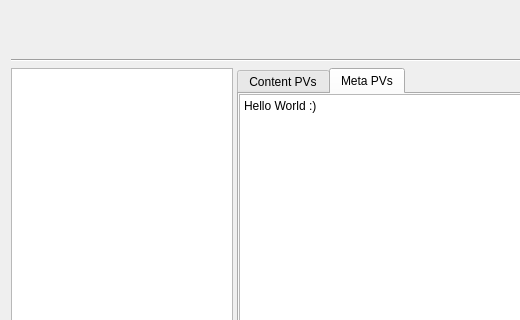
This is superscore/ui/nestable_page.ui in pcdshub/superscore as Qt 5 draws it before an edit; both pictures show x 0 to 520 and y 0 to 320 of the 924 by 660 pixel window. The edited form follows.
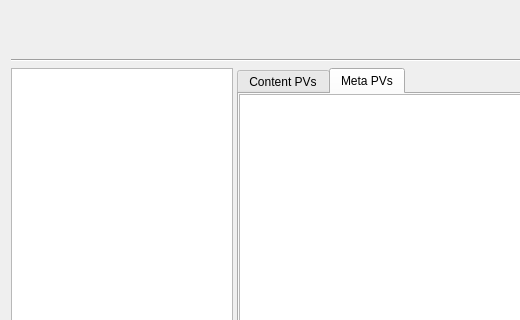
This is the edited form. The open tabs and pages were chosen to show the change. Custom widgets are drawn as their Qt base class.

Commit message: ENH: Implement meta PV table view, which inherits from existing live PV table view

```diff
--- a/superscore/ui/nestable_page.ui
+++ b/superscore/ui/nestable_page.ui
@@ -127,15 +127,7 @@
           <number>0</number>
          </property>
          <item>
-          <widget class="QTextBrowser" name="sub_meta_pv_text">
-           <property name="html">
-            <string>&lt;!DOCTYPE HTML PUBLIC &quot;-//W3C//DTD HTML 4.0//EN&quot; &quot;http://www.w3.org/TR/REC-html40/strict.dtd&quot;&gt;
-&lt;html&gt;&lt;head&gt;&lt;meta name=&quot;qrichtext&quot; content=&quot;1&quot; /&gt;&lt;style type=&quot;text/css&quot;&gt;
-p, li { white-space: pre-wrap; }
-&lt;/style&gt;&lt;/head&gt;&lt;body style=&quot; font-family:'Sans Serif'; font-size:9pt; font-weight:400; font-style:normal;&quot;&gt;
-&lt;p style=&quot; margin-top:0px; margin-bottom:0px; margin-left:0px; margin-right:0px; -qt-block-indent:0; text-indent:0px;&quot;&gt;Hello World :)&lt;/p&gt;&lt;/body&gt;&lt;/html&gt;</string>
-           </property>
-          </widget>
+          <widget class="LiveMetaPVTableView" name="sub_meta_pv_table_view"/>
          </item>
         </layout>
        </widget>
@@ -159,6 +151,11 @@
    <extends>QTableView</extends>
    <header>superscore.widgets.views</header>
   </customwidget>
+  <customwidget>
+   <class>LiveMetaPVTableView</class>
+   <extends>QTableView</extends>
+   <header>superscore.widgets.views</header>
+  </customwidget>
   <customwidget>
    <class>NestableTableView</class>
    <extends>QTableView</extends>
```
The commit also changes 2 other files.
